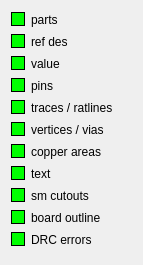
First picture: the form in SelFilterWidget.ui, repository igorizyumin/xpcb, before the edit.
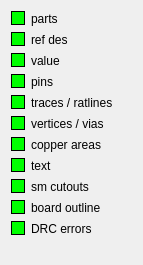
Second picture: the form after the edit.

```diff
--- a/SelFilterWidget.ui
+++ b/SelFilterWidget.ui
@@ -11,7 +11,7 @@
    </rect>
   </property>
   <property name="sizePolicy">
-   <sizepolicy hsizetype="Preferred" vsizetype="Fixed">
+   <sizepolicy hsizetype="Minimum" vsizetype="Minimum">
     <horstretch>0</horstretch>
     <verstretch>0</verstretch>
    </sizepolicy>
@@ -229,6 +229,19 @@
      </property>
     </widget>
    </item>
+   <item>
+    <spacer name="verticalSpacer">
+     <property name="orientation">
+      <enum>Qt::Vertical</enum>
+     </property>
+     <property name="sizeHint" stdset="0">
+      <size>
+       <width>1</width>
+       <height>0</height>
+      </size>
+     </property>
+    </spacer>
+   </item>
   </layout>
  </widget>
  <resources/>
```
